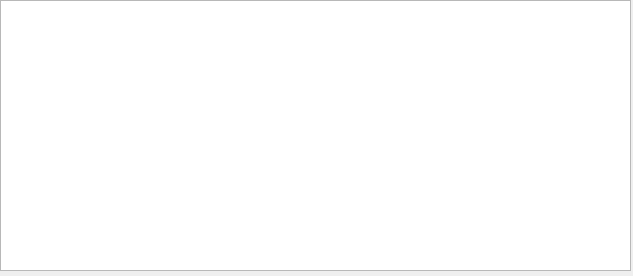
Qt form debuggerwidgets/processorfeatures/processorfeatures.ui (keowu/koidbg) before a commit.
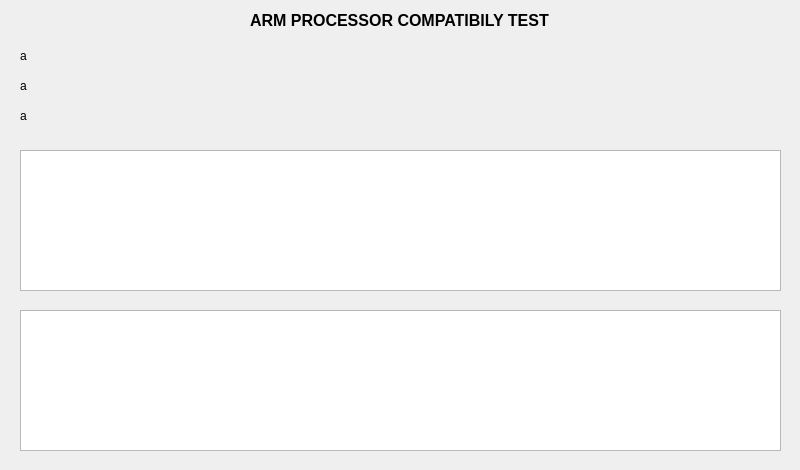
The same form after that commit.

Patch:
```diff
--- a/debuggerwidgets/processorfeatures/processorfeatures.ui
+++ b/debuggerwidgets/processorfeatures/processorfeatures.ui
@@ -6,21 +6,89 @@
    <rect>
     <x>0</x>
     <y>0</y>
-    <width>633</width>
-    <height>276</height>
+    <width>800</width>
+    <height>470</height>
    </rect>
   </property>
   <property name="windowTitle">
    <string>ARM64 Processor Features</string>
   </property>
   <widget class="QWidget" name="centralwidget">
-   <widget class="QTextEdit" name="txtArmIsaAnalysis">
+   <widget class="QLabel" name="lblProcessorBasicInfo">
     <property name="geometry">
      <rect>
-      <x>0</x>
-      <y>0</y>
-      <width>631</width>
-      <height>271</height>
+      <x>20</x>
+      <y>40</y>
+      <width>771</width>
+      <height>31</height>
+     </rect>
+    </property>
+    <property name="text">
+     <string>a</string>
+    </property>
+   </widget>
+   <widget class="QLabel" name="label">
+    <property name="geometry">
+     <rect>
+      <x>250</x>
+      <y>10</y>
+      <width>361</width>
+      <height>20</height>
+     </rect>
+    </property>
+    <property name="font">
+     <font>
+      <pointsize>12</pointsize>
+      <bold>true</bold>
+     </font>
+    </property>
+    <property name="text">
+     <string>ARM PROCESSOR COMPATIBILY TEST</string>
+    </property>
+   </widget>
+   <widget class="QLabel" name="lblProcessorFeatures">
+    <property name="geometry">
+     <rect>
+      <x>20</x>
+      <y>70</y>
+      <width>771</width>
+      <height>31</height>
+     </rect>
+    </property>
+    <property name="text">
+     <string>a</string>
+    </property>
+   </widget>
+   <widget class="QLabel" name="lblProcessorCores">
+    <property name="geometry">
+     <rect>
+      <x>20</x>
+      <y>100</y>
+      <width>771</width>
+      <height>31</height>
+     </rect>
+    </property>
+    <property name="text">
+     <string>a</string>
+    </property>
+   </widget>
+   <widget class="QTextEdit" name="txtProcessoriIsaLevel">
+    <property name="geometry">
+     <rect>
+      <x>20</x>
+      <y>150</y>
+      <width>761</width>
+      <height>141</height>
+     </rect>
+    </property>
+   </widget>
+   <widget class="QTextEdit" name="txtProcessorIsaFeatures">
+    <property name="geometry">
+     <rect>
+      <x>20</x>
+      <y>310</y>
+      <width>761</width>
+      <height>141</height>
      </rect>
     </property>
    </widget>
```
